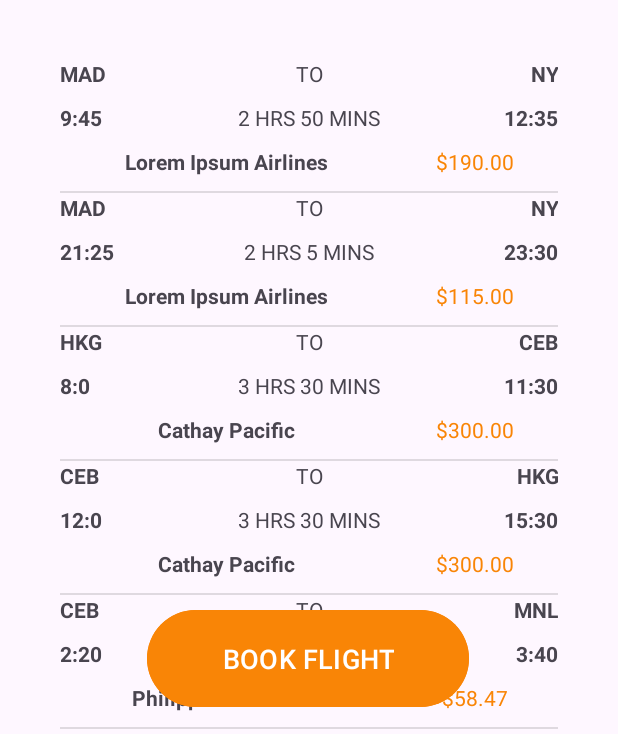
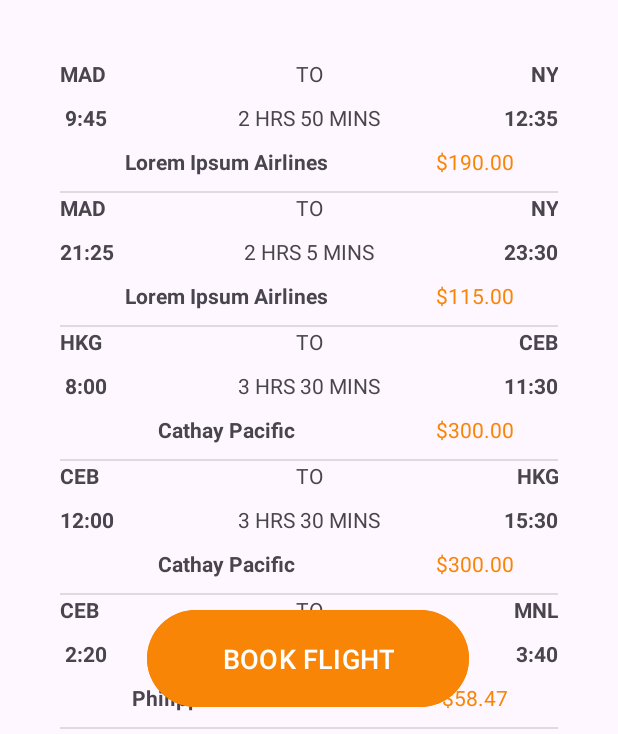
Before and after one commit to Celian4862/Ticket-App, an Android app: the SearchFlightActivity screen opened directly, with no data from a screen before it, on a phone screen of 412 x 824 dp. Shown: the part 481-1215 px from the top of the screen. Run offline under Robolectric (Android 15) with nearby library versions, the phone set to English and light mode, and no system bars.

Commit message:
Updated FlightListAdapter.java Updated the formatting of the flight departure and arrival times

```diff
--- a/app/src/main/java/com/example/ticketapp/FlightListAdapter.java
+++ b/app/src/main/java/com/example/ticketapp/FlightListAdapter.java
@@ -54,10 +54,10 @@ public class FlightListAdapter extends BaseAdapter {
         airline.setText(item.getAirline_name());
         destination.setText(item.getDestination());
         duration.setText(calculateDuration(int_start_time, int_end_time));
-        end_time.setText(String.format(new Locale("en"), "%d:%d", int_end_time / 100, int_end_time % 100));
+        end_time.setText(String.format(new Locale("en"), "%2d:%02d", int_end_time / 100, int_end_time % 100));
         origin.setText(item.getOrigin());
         price.setText(String.format(new Locale("en"), "$%.2f", item.getPrice()));
-        start_time.setText(String.format(new Locale("en"), "%d:%d", int_start_time / 100, int_start_time % 100));
+        start_time.setText(String.format(new Locale("en"), "%2d:%02d", int_start_time / 100, int_start_time % 100));
 
         convertView.setOnClickListener(v -> {
             Intent intent = new Intent(context, item.getTargetActivity());
```
